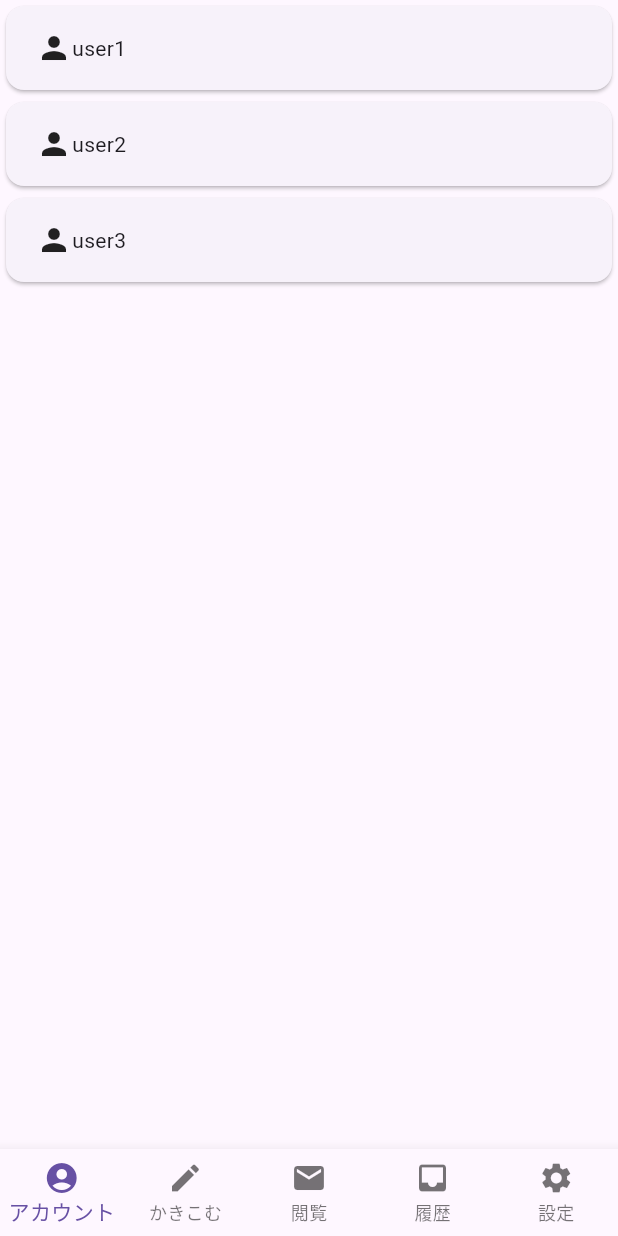
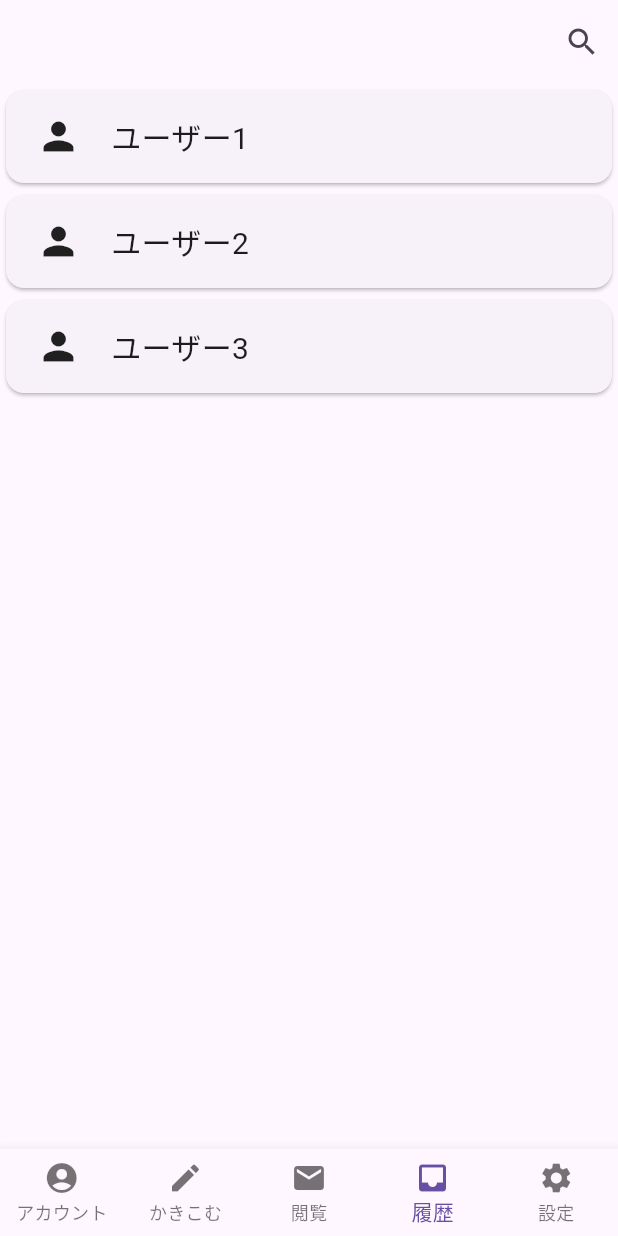
Before and after one commit to mizutama1225/dialy, a Flutter app: the screen it shows after launch, on a phone screen of 412 x 824 dp. Run offline on Flutter 3.47's test engine with Material 3 defaults, Android fonts, the light colour scheme and no system bars.

Commit message:
9/20作業分

```diff
--- a/frontend/lib/dialy_item.dart
+++ b/frontend/lib/dialy_item.dart
@@ -1,21 +1,35 @@
-
 import 'package:flutter/material.dart';
 import 'package:dialy/models/dialy.dart';
+import 'package:dialy/user_history.dart';
 
 class DialyItem extends StatelessWidget {
   const DialyItem(this.dialy, {super.key});
+  final Dialy dialy;
 
-  final Dialy dialy;
+  void openScreen(Dialy user) {}
   @override
   Widget build(context) {
-    return Card(
-      child: Padding(
-        padding: const EdgeInsets.symmetric(horizontal: 20, vertical: 16),
-        child: Row(
-          children: [
-            const Icon(Icons.person),
-            Text(dialy.userName),
-          ],
+    return GestureDetector(
+      onTap: () {
+        Navigator.of(context).push(
+            MaterialPageRoute(builder: (context) => UserHistory(user: dialy)));
+      },
+      child: Card(
+        child: Padding(
+          padding: const EdgeInsets.symmetric(horizontal: 20, vertical: 16),
+          child: Row(
+            children: [
+              const Icon(
+                Icons.person,
+                size: 30,
+              ),
+              const SizedBox(width: 20),
+              Text(
+                dialy.userName,
+                style: const TextStyle(fontSize: 20),
+              ),
+            ],
+          ),
         ),
       ),
     );
--- a/frontend/lib/dialy_list.dart
+++ b/frontend/lib/dialy_list.dart
@@ -1,4 +1,3 @@
-
 import 'package:flutter/material.dart';
 import 'package:dialy/models/dialy.dart';
 import 'package:dialy/dialy_item.dart';
@@ -10,9 +9,17 @@ class DialyList extends StatelessWidget {
 
   @override
   Widget build(context) {
-    return ListView.builder(
+    return Scaffold(
+      appBar: AppBar(actions: [
+        IconButton(icon: const Icon(Icons.search), onPressed: () {})
+      ]),
+      body: ListView.builder(
         itemCount: dialies.length,
         itemBuilder: (ctx, index) => Dismissible(
-            key: ValueKey(dialies[index]), child: DialyItem(dialies[index])));
+          key: ValueKey(dialies[index]),
+          child: DialyItem(dialies[index]),
+        ),
+      ),
+    );
   }
 }
--- a/frontend/lib/home_screen.dart
+++ b/frontend/lib/home_screen.dart
@@ -1,7 +1,8 @@
-
 import 'package:dialy/models/dialy.dart';
 import 'package:flutter/material.dart';
 import 'package:dialy/dialy_list.dart';
+import 'package:dialy/write_screen.dart';
+import 'package:dialy/open_screen.dart';
 
 class HomeScreen extends StatefulWidget {
   const HomeScreen({Key? key});
@@ -13,16 +14,32 @@ class HomeScreen extends StatefulWidget {
 }
 
 class _HomeScreen extends State<HomeScreen> {
+  int _selectedIndex = 3;
+
+  static final List<Widget> _widgetOptions = <Widget>[
+    const Text("Account"),
+    const WriteScreen(),
+    const OpenScreen(),
+    DialyList(dialies: [
+      Dialy(userName: "ユーザー1", dialyText: "aaa"),
+      Dialy(userName: "ユーザー2", dialyText: "bbb"),
+      Dialy(userName: "ユーザー3", dialyText: "ccc"),
+    ]),
+    const Text("setting"),
+  ];
+
+  void _onItemTapped(int index) {
+    setState(() {
+      _selectedIndex = index;
+    });
+  }
+
   @override
   Widget build(context) {
     return (MaterialApp(
       home: Scaffold(
         body: Container(
-              child: DialyList(dialies: [
-                Dialy(userName: "user1", dialyText: "aaa"),
-                Dialy(userName: "user2", dialyText: "bbb"),
-                Dialy(userName: "user3", dialyText: "ccc"),
-              ]),
+          child: _widgetOptions.elementAt(_selectedIndex),
         ),
         bottomNavigationBar: BottomNavigationBar(
           type: BottomNavigationBarType.fixed,
@@ -32,9 +49,12 @@ class _HomeScreen extends State<HomeScreen> {
             BottomNavigationBarItem(icon: Icon(Icons.edit), label: "かきこむ"),
             BottomNavigationBarItem(icon: Icon(Icons.email), label: "閲覧"),
             BottomNavigationBarItem(icon: Icon(Icons.inbox), label: "履歴"),
-                BottomNavigationBarItem(
-                    icon: Icon(Icons.settings), label: "設定"),
+            BottomNavigationBarItem(icon: Icon(Icons.settings), label: "設定"),
           ],
-            ))));
+          currentIndex: _selectedIndex,
+          onTap: _onItemTapped,
+        ),
+      ),
+    ));
   }
 }
--- a/frontend/lib/main.dart
+++ b/frontend/lib/main.dart
@@ -1,6 +1,4 @@
 import 'package:flutter/material.dart';
-import 'package:dialy/sign_up_screen.dart';
-import 'package:dialy/sign_in_screen.dart';
 import 'package:dialy/home_screen.dart';
 
 void main() {
--- a/frontend/lib/models/dialy.dart
+++ b/frontend/lib/models/dialy.dart
@@ -1,6 +1,3 @@
-
-import 'package:flutter/material.dart';
-
 class Dialy {
   Dialy({
     required this.userName,
--- /dev/null
+++ b/frontend/lib/serch_bar.dart
@@ -0,0 +1,17 @@
+import 'package:flutter/material.dart';
+
+class SearchBar extends StatefulWidget {
+  const SearchBar({Key? key}) : super(key: key);
+
+  @override
+  State<SearchBar> createState() => _SearchBarState();
+}
+
+class _SearchBarState extends State<SearchBar> {
+  @override
+  Widget build(BuildContext context) {
+    return MaterialApp(
+      home: Scaffold(body: Container()),
+    );
+  }
+}
```
Also changed, not shown: frontend/lib/open_screen.dart (added, +30 -0 lines), frontend/lib/user_history.dart (added, +112 -0 lines), frontend/lib/write_screen.dart (added, +43 -0 lines). Lines whose indentation alone changed are shown as unchanged.
